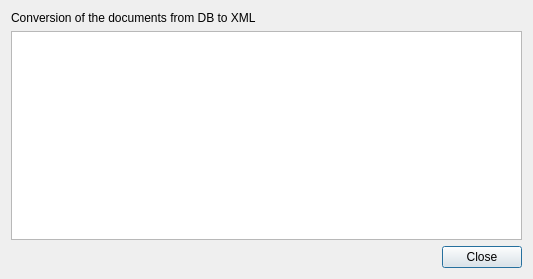
First picture: the form in src/dbtoxml.ui, repository dragotin/kraft, before the edit.
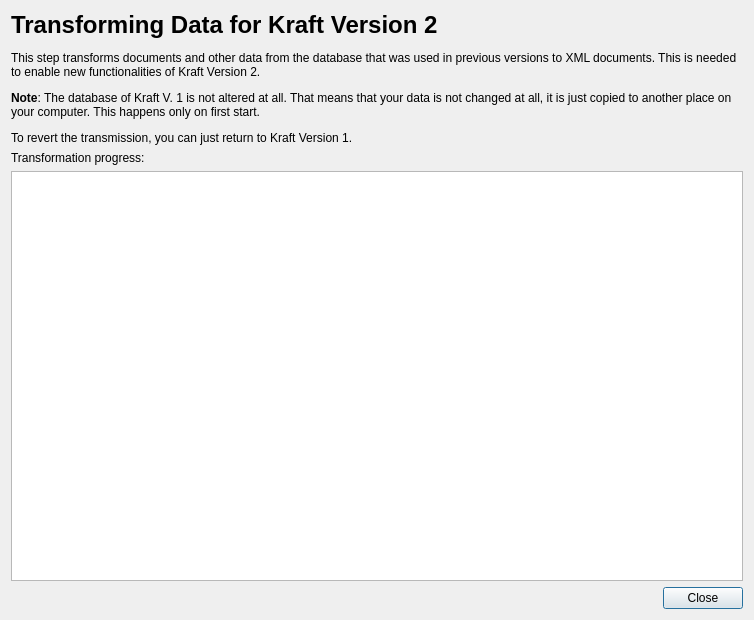
Second picture: the form after the edit.

Commit message:
Consolidate the conversion dialog
Added proper help text, removed unused ui file

What changed in the file:
```diff
--- a/src/dbtoxml.ui
+++ b/src/dbtoxml.ui
@@ -6,8 +6,8 @@
    <rect>
     <x>0</x>
     <y>0</y>
-    <width>533</width>
-    <height>279</height>
+    <width>754</width>
+    <height>620</height>
    </rect>
   </property>
   <property name="windowTitle">
@@ -15,16 +15,26 @@
   </property>
   <layout class="QGridLayout" name="gridLayout">
    <item row="0" column="0">
-    <widget class="QLabel" name="label">
+    <widget class="QLabel" name="label_2">
      <property name="text">
-      <string>Conversion of the documents from DB to XML</string>
+      <string>&lt;html&gt;&lt;head/&gt;&lt;body&gt;&lt;h2 style=&quot; margin-top:18px; margin-bottom:12px; margin-left:0px; margin-right:0px; -qt-block-indent:0; text-indent:0px;&quot;&gt;&lt;span style=&quot; font-size:xx-large; font-weight:600;&quot;&gt;Transforming Data for Kraft Version 2&lt;/span&gt;&lt;/h2&gt;&lt;p&gt;This step transforms documents and other data from the database that was used in previous versions to XML documents. This is needed to enable new functionalities of Kraft Version 2.&lt;/p&gt;&lt;p&gt;&lt;span style=&quot; font-weight:600;&quot;&gt;Note&lt;/span&gt;: The database of Kraft V. 1 is not altered at all. That means that your data is not changed at all, it is just copied to another place on your computer. This happens only on first start.&lt;/p&gt;&lt;p&gt; To revert the transmission, you can just return to Kraft Version 1.&lt;/p&gt;&lt;/body&gt;&lt;/html&gt;</string>
+     </property>
+     <property name="wordWrap">
+      <bool>true</bool>
      </property>
     </widget>
    </item>
    <item row="1" column="0">
-    <widget class="QTextBrowser" name="textBrowser"/>
+    <widget class="QLabel" name="label">
+     <property name="text">
+      <string>Transformation progress:</string>
+     </property>
+    </widget>
    </item>
    <item row="2" column="0">
+    <widget class="QTextBrowser" name="textBrowser"/>
+   </item>
+   <item row="3" column="0">
     <widget class="QDialogButtonBox" name="buttonBox">
      <property name="enabled">
       <bool>true</bool>
```
Left out of the diff: 5 changed lines with no effect on the pictures. The commit also changes 2 other files.
